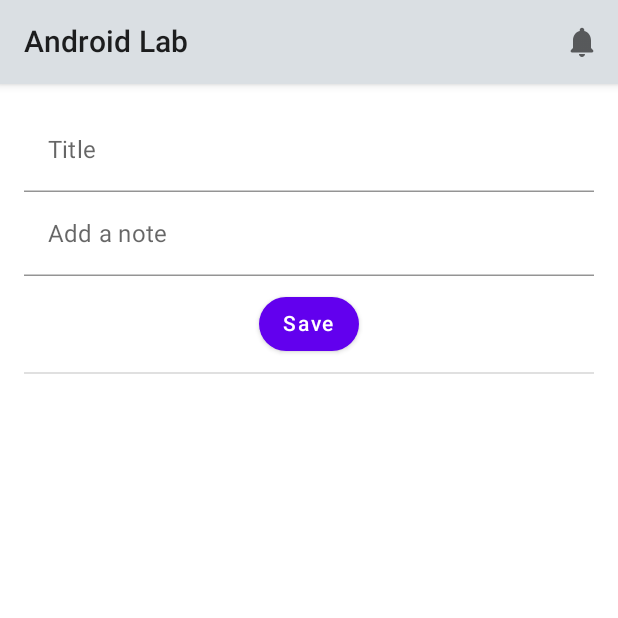
After one commit to christiantonatalio/android-lab, an Android app built with Jetpack Compose: the composable NoteScreen shown on its own in the app's theme, on a phone screen of 412 x 824 dp, the top half of it. The commit adds this screen. Run offline under Robolectric (Android 15) with nearby library versions, the phone set to English and light mode, and no system bars.

Commit message:
Finished development without Hilt

```diff
--- /dev/null
+++ b/app/src/main/java/com/christianto/natalio/android/lab/screen/NoteScreen.kt
@@ -0,0 +1,159 @@
+package com.christianto.natalio.android.lab.screen
+
+import android.widget.Toast
+import androidx.compose.foundation.clickable
+import androidx.compose.foundation.layout.Column
+import androidx.compose.foundation.layout.fillMaxSize
+import androidx.compose.foundation.layout.fillMaxWidth
+import androidx.compose.foundation.layout.padding
+import androidx.compose.foundation.lazy.LazyColumn
+import androidx.compose.foundation.lazy.items
+import androidx.compose.foundation.shape.RoundedCornerShape
+import androidx.compose.material.Divider
+import androidx.compose.material.Icon
+import androidx.compose.material.MaterialTheme
+import androidx.compose.material.Surface
+import androidx.compose.material.Text
+import androidx.compose.material.TopAppBar
+import androidx.compose.material.icons.Icons
+import androidx.compose.material.icons.rounded.Notifications
+import androidx.compose.runtime.Composable
+import androidx.compose.runtime.mutableStateOf
+import androidx.compose.runtime.remember
+import androidx.compose.ui.Alignment
+import androidx.compose.ui.Modifier
+import androidx.compose.ui.graphics.Color
+import androidx.compose.ui.platform.LocalContext
+import androidx.compose.ui.res.stringResource
+import androidx.compose.ui.tooling.preview.Preview
+import androidx.compose.ui.unit.dp
+import com.christianto.natalio.android.lab.R
+import com.christianto.natalio.android.lab.data.NotesDataSource
+import com.christianto.natalio.android.lab.model.Note
+import com.christianto.natalio.android.lab.ui.components.NoteButton
+import com.christianto.natalio.android.lab.ui.components.NoteInputText
+import java.time.format.DateTimeFormatter
+
+@Composable
+fun NoteScreen(
+    notes: List<Note>? = null,
+    onAddNote: (Note) -> Unit = {},
+    onRemoveNote: (Note) -> Unit = {}
+) {
+    val title = remember {
+        mutableStateOf("")
+    }
+    val description = remember {
+        mutableStateOf("")
+    }
+    val context = LocalContext.current
+    Column(
+        modifier = Modifier.fillMaxSize()
+    ) {
+        TopAppBar(
+            title = {
+                Text(text = stringResource(id = R.string.the_app_name))
+            },
+            actions = {
+                Icon(
+                    modifier = Modifier.padding(end = 8.dp),
+                    imageVector = Icons.Rounded.Notifications,
+                    contentDescription = "Notification Icon"
+                )
+            },
+            backgroundColor = Color(0xFFDADFE3)
+        )
+
+        // Content
+        Column(
+            modifier = Modifier.padding(16.dp),
+            horizontalAlignment = Alignment.CenterHorizontally
+        ) {
+            NoteInputText(
+                modifier = Modifier.fillMaxWidth(),
+                text = title.value,
+                label = "Title",
+                onTextChange = {
+                    title.value = it
+                }
+            )
+
+            NoteInputText(
+                modifier = Modifier.fillMaxWidth(),
+                text = description.value,
+                label = "Add a note",
+                onTextChange = {
+                    description.value = it
+                }
+            )
+
+            NoteButton(
+                modifier = Modifier.padding(top = 8.dp),
+                text = "Save",
+                onClick = {
+                    if (title.value.isNotEmpty() && description.value.isNotEmpty()) {
+                        onAddNote(Note(title = title.value, description = description.value))
+                        title.value = ""
+                        description.value = ""
+                        Toast.makeText(context, "Note ${title.value} saved!", Toast.LENGTH_SHORT).show()
+                    }
+                }
+            )
+
+            Divider(modifier = Modifier.padding(vertical = 8.dp))
+
+            Column(
+                modifier = Modifier
+                    .fillMaxWidth()
+            ) {
+                notes?.let {
+                    LazyColumn {
+                        items(notes) {note ->
+                            NoteItem(note = note, onNoteClicked = {
+                                onRemoveNote(note)
+                            })
+                        }
+                    }
+                }
+            }
+        }
+    }
+}
+
+@Composable
+fun NoteItem(
+    modifier: Modifier = Modifier,
+    note: Note,
+    onNoteClicked: (Note) -> Unit
+) {
+    Surface(
+        modifier = modifier
+            .padding(8.dp)
+            .fillMaxWidth(),
+        color = Color(0xFFDFE6EB),
+        shape = RoundedCornerShape(topStart = 24.dp, topEnd = 24.dp),
+        elevation = 8.dp,
+    ) {
+        Column(
+            modifier = Modifier
+                .padding(horizontal = 8.dp, vertical = 16.dp)
+                .clickable { onNoteClicked(note) },
+            horizontalAlignment = Alignment.Start
+        ) {
+            Text(text = note.title, style = MaterialTheme.typography.subtitle2)
+            Text(text = note.description, style = MaterialTheme.typography.subtitle1)
+            Text(
+                text = note.entryDate.format(DateTimeFormatter.ofPattern("EEE, d MMM")),
+                style = MaterialTheme.typography.caption
+            )
+        }
+    }
+}
+
+@Preview(showBackground = true)
+@Composable
+fun NoteScreenPreview() {
+    NoteScreen(
+        notes = NotesDataSource().loadNotes()
+    )
+}
--- /dev/null
+++ b/app/src/main/java/com/christianto/natalio/android/lab/ui/components/NoteComponents.kt
@@ -0,0 +1,60 @@
+package com.christianto.natalio.android.lab.ui.components
+
+import androidx.compose.foundation.shape.CircleShape
+import androidx.compose.foundation.text.KeyboardActions
+import androidx.compose.foundation.text.KeyboardOptions
+import androidx.compose.material.Button
+import androidx.compose.material.Text
+import androidx.compose.material.TextField
+import androidx.compose.material.TextFieldDefaults
+import androidx.compose.runtime.Composable
+import androidx.compose.ui.ExperimentalComposeUiApi
+import androidx.compose.ui.Modifier
+import androidx.compose.ui.graphics.Color
+import androidx.compose.ui.platform.LocalSoftwareKeyboardController
+import androidx.compose.ui.text.input.ImeAction
+
+@OptIn(ExperimentalComposeUiApi::class)
+@Composable
+fun NoteInputText(
+    modifier: Modifier = Modifier,
+    text: String,
+    label: String,
+    maxLine: Int = 1,
+    onTextChange: (String) -> Unit,
+    onImeAction: () -> Unit = {}
+) {
+    val keyboardController = LocalSoftwareKeyboardController.current
+    TextField(
+        modifier = modifier,
+        value = text,
+        onValueChange = onTextChange,
+        colors = TextFieldDefaults.textFieldColors(backgroundColor = Color.Transparent),
+        maxLines = maxLine,
+        label = { Text(text = label) },
+        keyboardOptions = KeyboardOptions.Default.copy(
+            imeAction = ImeAction.Done
+        ),
+        keyboardActions = KeyboardActions(onDone = {
+            onImeAction()
+            keyboardController?.hide()
+        })
+    )
+}
+
+@Composable
+fun NoteButton(
+    modifier: Modifier = Modifier,
+    text: String,
+    onClick: () -> Unit,
+    enabled: Boolean = true
+) {
+    Button(
+        modifier = modifier,
+        onClick = onClick,
+        shape = CircleShape,
+        enabled = enabled
+    ) {
+        Text(text)
+    }
+}
--- a/app/src/main/res/values/strings.xml
+++ b/app/src/main/res/values/strings.xml
@@ -1,3 +1,4 @@
 <resources>
     <string name="app_name">Android Lab</string>
+    <string name="the_app_name">Android Lab</string>
 </resources>
```
Also changed, not shown: app/src/main/java/com/christianto/natalio/android/lab/MainActivity.kt (+21 -22 lines), app/src/main/java/com/christianto/natalio/android/lab/data/NoteData.kt (added, +11 -0 lines), app/src/main/java/com/christianto/natalio/android/lab/model/Note.kt (added, +11 -0 lines), app/src/main/java/com/christianto/natalio/android/lab/screen/NoteViewModel.kt (added, +26 -0 lines).
